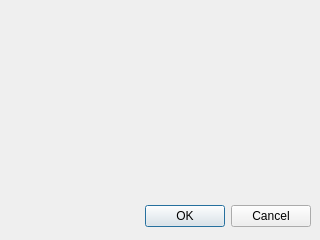
Qt form src/Tweedia/dlg-create-resulttable.ui (tweedia/Tweedia) before a commit.
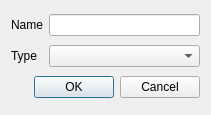
The same form after that commit.

Commit message: Add "Create Result Table"

Patch:
```diff
--- a/src/Tweedia/dlg-create-resulttable.ui
+++ b/src/Tweedia/dlg-create-resulttable.ui
@@ -5,22 +5,36 @@
    <rect>
     <x>0</x>
     <y>0</y>
-    <width>320</width>
-    <height>240</height>
+    <width>211</width>
+    <height>115</height>
    </rect>
   </property>
   <property name="windowTitle">
    <string>Dialog</string>
   </property>
+  <layout class="QGridLayout" name="gridLayout">
+   <item row="0" column="0">
+    <widget class="QLabel" name="label">
+     <property name="text">
+      <string>Name</string>
+     </property>
+    </widget>
+   </item>
+   <item row="0" column="1">
+    <widget class="QLineEdit" name="lineEdit"/>
+   </item>
+   <item row="1" column="0">
+    <widget class="QLabel" name="label_2">
+     <property name="text">
+      <string>Type</string>
+     </property>
+    </widget>
+   </item>
+   <item row="1" column="1">
+    <widget class="QComboBox" name="comboBox"/>
+   </item>
+   <item row="2" column="0" colspan="2">
   <widget class="QDialogButtonBox" name="buttonBox">
-   <property name="geometry">
-    <rect>
-     <x>10</x>
-     <y>200</y>
-     <width>301</width>
-     <height>32</height>
-    </rect>
-   </property>
    <property name="orientation">
     <enum>Qt::Horizontal</enum>
    </property>
@@ -28,6 +42,8 @@
     <set>QDialogButtonBox::Cancel|QDialogButtonBox::Ok</set>
    </property>
   </widget>
+   </item>
+  </layout>
  </widget>
  <resources/>
  <connections>
```
Left out of the diff: 1 changed line with no effect on the pictures. Lines whose indentation alone changed are shown as unchanged.
